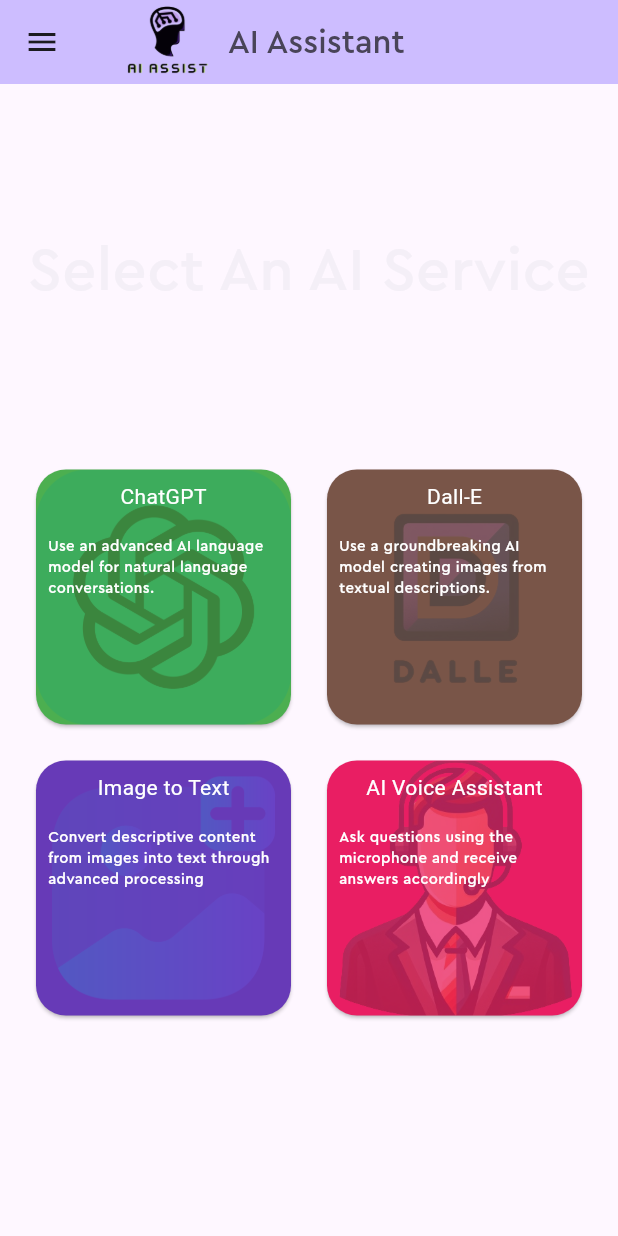
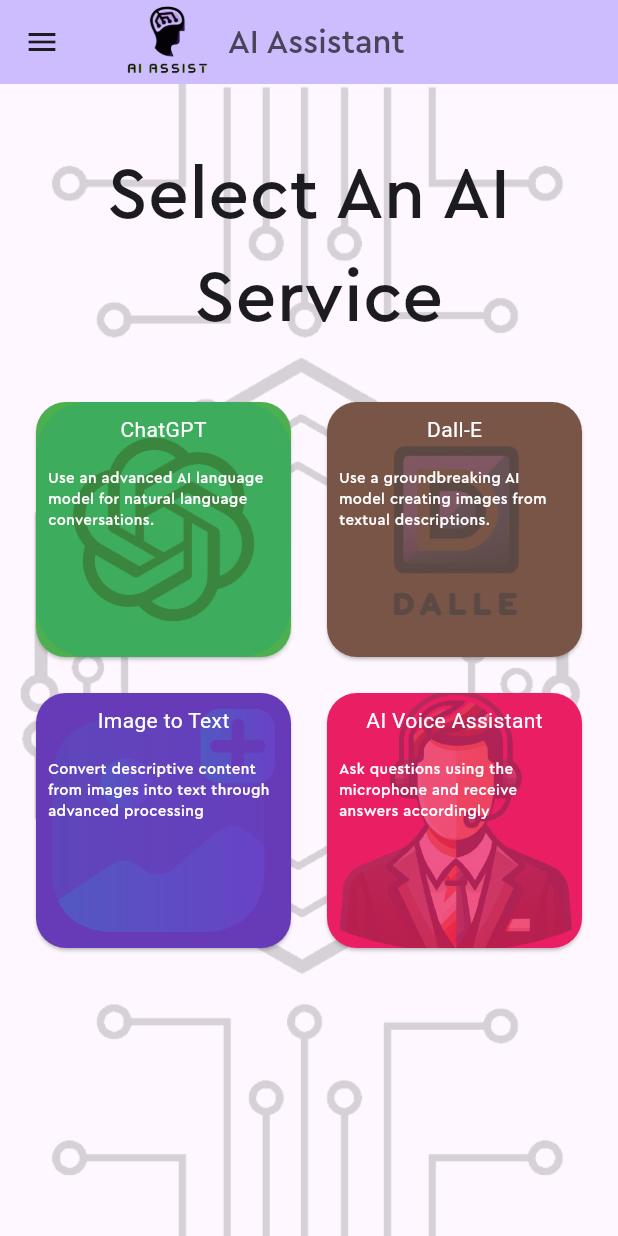
Before and after one commit to mohammedAlmaghlouth/ai_assist, a Flutter app: the screen it shows after launch, after a tap on "Login", on a phone screen of 412 x 824 dp. Run offline on Flutter 3.47's test engine with Material 3 defaults, Android fonts, the phone set to English and light mode, and no system bars; our stand-ins replace animate_do, dash_chat_2, flutter_tts, image_picker, permission_handler, screenshot and 3 more; missing offline and left inert: chat_gpt_sdk, clipboard, google_mlkit_text_recognition; accounts and stored records are empty.

Commit message:
modify main page

```diff
--- a/lib/features/main/presentation/main_page.dart
+++ b/lib/features/main/presentation/main_page.dart
@@ -1,4 +1,5 @@
 import 'package:ai_assist/features/chatgpt/presentation/chatgpt_page.dart';
+import 'package:ai_assist/features/dall/data/colors.dart';
 import 'package:ai_assist/features/dall/presentation/dall_e_page.dart';
 import 'package:ai_assist/features/imagetotext/presentation/recognitionscreen.dart';
 import 'package:ai_assist/features/main/presentation/custom_card.dart';
@@ -44,21 +45,34 @@
         centerTitle: true,
       ),
       drawer: SideBarMenu(),
-      body: Column(
+      body: Container(
+        decoration: BoxDecoration(
+          image: DecorationImage(
+              image: MediaQuery.platformBrightnessOf(context).name == "dark"
+                  ? AssetImage('assets/images/pattern.png')
+                  : AssetImage('assets/images/patternLight.png'),
+              fit: BoxFit.cover,
+              opacity: 0.25),
+        ),
+        child: Column(
           children: [
-          SizedBox(height: 80.0),
-          Padding(
-            padding: const EdgeInsets.all(16.0),
-            child: Text("Select An AI Service",
+            Container(
+              margin: EdgeInsets.only(top: 40, bottom: 10),
+              child: Center(
+                child: Text("Select An AI \n Service",
+                    textAlign: TextAlign.center,
                     style: textStyle(
-                    size: 40,
-                    color: Theme.of(context).colorScheme.onInverseSurface,
+                        size: 48,
+                        color: MediaQuery.platformBrightnessOf(context).name ==
+                                "dark"
+                            ? Theme.of(context).colorScheme.onInverseSurface
+                            : Theme.of(context).colorScheme.onSurface,
                         fw: FontWeight.w500)),
               ),
+            ),
             Expanded(
-            child: Padding(
-              padding: const EdgeInsets.only(top: 64),
               child: Container(
+                child: Center(
                   child: GridView.count(
                     crossAxisCount: 2,
                     padding: const EdgeInsets.all(16.0),
@@ -68,14 +82,16 @@
                     children: [
                       CustomCard(
                           color: Colors.green,
-                        imagePath: 'lib/features/main/data/images/chatgpt.png',
+                          imagePath:
+                              'lib/features/main/data/images/chatgpt.png',
                           title: "ChatGPT",
                           description:
                               "Use an advanced AI language model for natural language conversations.",
                           route: const ChatGPT()),
                       CustomCard(
                         color: Colors.brown,
-                      imagePath: 'lib/features/main/data/images/dalleLogo.png',
+                        imagePath:
+                            'lib/features/main/data/images/dalleLogo.png',
                         title: "Dall-E",
                         description:
                             "Use a groundbreaking AI model creating images from textual descriptions.",
@@ -104,6 +120,7 @@
             )
           ],
         ),
+      ),
     );
   }
 }
--- a/lib/main.dart
+++ b/lib/main.dart
@@ -5,21 +5,16 @@
 import 'package:ai_assist/features/welcome/presentation/welcome_page.dart';
 import 'package:flutter/material.dart';
 import 'features/main/presentation/main_page.dart';
-// import 'package:firebase_core/firebase_core.dart';
+import 'package:supabase_flutter/supabase_flutter.dart';
 
-import 'shared/side_bar_menu.dart';
-
+// Constants
+const supabaseUrl = 'https://bovdbbactjouktgdkmvt.supabase.co';
+const supabaseKey =
+    "eyJhbGciOiJIUzI1NiIsInR5cCI6IkpXVCJ9.eyJpc3MiOiJzdXBhYmFzZSIsInJlZiI6ImJvdmRiYmFjdGpvdWt0Z2RrbXZ0Iiwicm9sZSI6ImFub24iLCJpYXQiOjE3MDMyMzk3NDgsImV4cCI6MjAxODgxNTc0OH0.kPiervAtbvbdKXz9_uEMQpMO9dfLvNB9ehu_vn3yVoA";
 Future<void> main() async {
-  // WidgetsFlutterBinding.ensureInitialized();
-  // await Firebase.initializeApp(
-  //   options: FirebaseOptions(
-  //     apiKey: 'AIzaSyCXPQO8bhZDi7c6qWfYKja9TrKr8nSmPp4',
-  //     appId: '1:1020046637361:android:d07c9c7a5c33f91bc71810',
-  //     messagingSenderId: '1020046637361',
-  //     projectId: 'petroly-ai',
-  //   ),
-  // );
-  runApp(const MyApp());
+  WidgetsFlutterBinding.ensureInitialized();
+  await Supabase.initialize(url: supabaseUrl, anonKey: supabaseKey);
+  runApp(MyApp());
 }
 
 class MyApp extends StatelessWidget {
--- a/pubspec.yaml
+++ b/pubspec.yaml
@@ -49,6 +49,7 @@
   screenshot: ^2.1.0
   path_provider: ^2.1.1
   permission_handler: ^11.0.1
+  supabase_flutter: ^2.0.0
 #  firebase_core: ^2.24.2
 #  firebase_auth: ^4.15.3
 #  cloud_firestore: ^4.13.6
@@ -81,6 +82,7 @@
     - lib/features/main/data/images/imageToText.png
     - lib/features/main/data/images/chatgpt.png
     - lib/features/main/data/images/dalleLogo.png
+    - assets/images/pattern.png
     - assets/images/
     - assets/sounds/
     - assets/images/loader.gif
```
Also changed, not shown: assets/images/pattern.png (added), assets/images/patternLight.png (added), pubspec.lock, 5 other files. Lines whose indentation alone changed are shown as unchanged.
